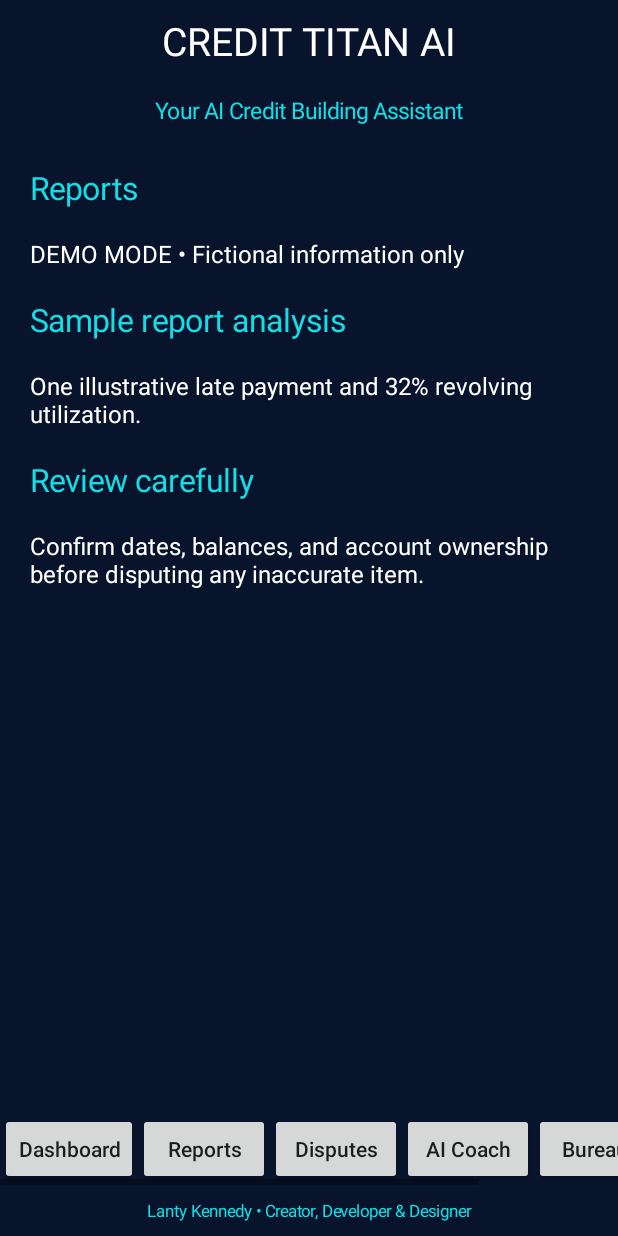
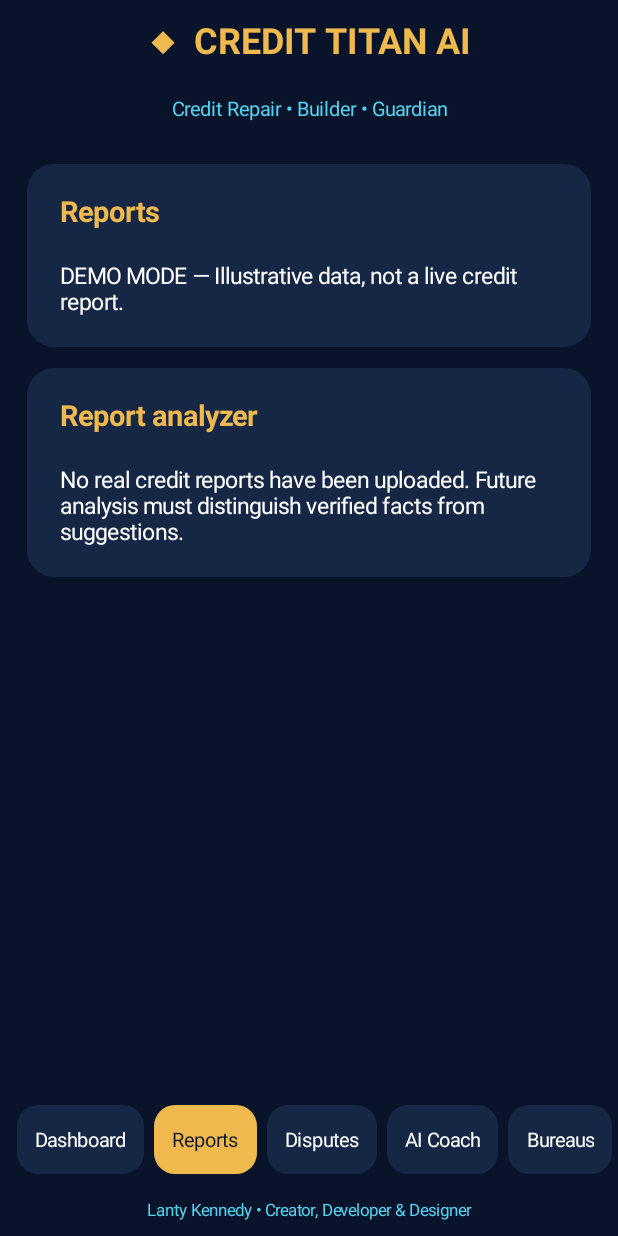
Before and after one commit to TitanCreditbyLantyKennedy/credit-titan-ai-android, an Android app: the screen it shows after launch (MainActivity), after a tap on "Reports", on a phone screen of 412 x 824 dp. Run offline under Robolectric (Android 15) with nearby library versions, the light colour scheme and no system bars; 1 other tap on this screen came first.

Commit message:
Polish demo dashboard and rounded navigation

```diff
--- a/app/src/main/java/com/credittitan/ai/MainActivity.java
+++ b/app/src/main/java/com/credittitan/ai/MainActivity.java
@@ -1,39 +1,56 @@
-
 package com.credittitan.ai;
 
 import android.app.Activity;
 import android.os.Bundle;
 import android.graphics.Color;
+import android.graphics.Typeface;
+import android.graphics.drawable.GradientDrawable;
 import android.view.Gravity;
-import android.view.View;
 import android.widget.*;
 
 public class MainActivity extends Activity {
-    private LinearLayout root, content, nav;
-    private final int navy=Color.rgb(8,20,44), cyan=Color.rgb(20,221,230), white=Color.WHITE;
+    private final int navy=Color.rgb(9,20,42), panel=Color.rgb(22,39,70), cyan=Color.rgb(83,211,240), gold=Color.rgb(240,185,78);
     private final String[] pages={"Dashboard","Reports","Disputes","AI Coach","Bureaus","Progress"};
-    @Override public void onCreate(Bundle state){super.onCreate(state); show("Dashboard");}
-    private TextView label(String text,int size,int color){TextView v=new TextView(this);v.setText(text);v.setTextSize(size);v.setTextColor(color);v.setPadding(12,14,12,14);return v;}
+    private LinearLayout content;
+    @Override public void onCreate(Bundle state){super.onCreate(state);show("Dashboard");}
+    private int dp(int n){return (int)(n*getResources().getDisplayMetrics().density+.5f);}
+    private GradientDrawable shape(int color,int radius){GradientDrawable d=new GradientDrawable();d.setColor(color);d.setCornerRadius(dp(radius));return d;}
+    private TextView text(String value,int size,int color){TextView t=new TextView(this);t.setText(value);t.setTextSize(size);t.setTextColor(color);t.setPadding(dp(12),dp(10),dp(12),dp(10));return t;}
+    private void card(String heading,String body){
+        LinearLayout box=new LinearLayout(this);box.setOrientation(1);box.setPadding(dp(10),dp(8),dp(10),dp(10));box.setBackground(shape(panel,18));
+        TextView h=text(heading,19,gold);h.setTypeface(null,Typeface.BOLD);box.addView(h);
+        box.addView(text(body,15,Color.WHITE));
+        LinearLayout.LayoutParams p=new LinearLayout.LayoutParams(-1,-2);p.setMargins(0,0,0,dp(14));content.addView(box,p);
+    }
     private void show(String page){
-        root=new LinearLayout(this);root.setOrientation(LinearLayout.VERTICAL);root.setBackgroundColor(navy);
-        TextView header=label("CREDIT TITAN AI",26,white);header.setGravity(Gravity.CENTER);root.addView(header);
-        TextView sub=label("Your AI Credit Building Assistant",15,cyan);sub.setGravity(Gravity.CENTER);root.addView(sub);
-        ScrollView scroll=new ScrollView(this);content=new LinearLayout(this);content.setPadding(18,12,18,12);content.setOrientation(LinearLayout.VERTICAL);scroll.addView(content);root.addView(scroll,new LinearLayout.LayoutParams(-1,0,1));
-        section(page);
-        HorizontalScrollView horizontal=new HorizontalScrollView(this);nav=new LinearLayout(this);nav.setOrientation(LinearLayout.HORIZONTAL);
-        for(String p:pages){Button b=new Button(this);b.setText(p);b.setAllCaps(false);b.setOnClickListener(v->show(p));nav.addView(b);}horizontal.addView(nav);root.addView(horizontal);
-        TextView credit=label("Lanty Kennedy • Creator, Developer & Designer",11,cyan);credit.setGravity(Gravity.CENTER);root.addView(credit);setContentView(root);
-    }
-    private void item(String title,String body){TextView t=label(title,21,cyan);content.addView(t);TextView b=label(body,16,white);content.addView(b);}
-    private void section(String page){
-        item(page,"DEMO MODE • Fictional information only");
+        LinearLayout root=new LinearLayout(this);root.setOrientation(1);root.setBackgroundColor(navy);
+        TextView brand=text("◆  CREDIT TITAN AI",24,gold);brand.setGravity(Gravity.CENTER);brand.setTypeface(null,Typeface.BOLD);root.addView(brand);
+        TextView tagline=text("Credit Repair • Builder • Guardian",13,cyan);tagline.setGravity(Gravity.CENTER);root.addView(tagline);
+        ScrollView scroll=new ScrollView(this);scroll.setFillViewport(true);
+        content=new LinearLayout(this);content.setOrientation(1);content.setPadding(dp(18),dp(18),dp(18),dp(8));scroll.addView(content);
+        root.addView(scroll,new LinearLayout.LayoutParams(-1,0,1));
+        card(page,"DEMO MODE — Illustrative data, not a live credit report.");
         switch(page){
-            case "Dashboard":item("Sample credit score: 682","Illustrative score only • No credit bureau connected");item("Your next steps","Review report details, check utilization, and set a payment reminder.");break;
-            case "Reports":item("Sample report analysis","One illustrative late payment and 32% revolving utilization.");item("Review carefully","Confirm dates, balances, and account ownership before disputing any inaccurate item.");break;
-            case "Disputes":item("Dispute tracker","No real disputes submitted. Example status: Draft → Submitted → Response received.");break;
-            case "AI Coach":item("Credit-building guidance","Pay on time, check reports for errors, and consider lowering revolving balances. Guidance is educational, not a live AI service.");break;
-            case "Bureaus":item("Experian • Equifax • TransUnion","Not connected. Monitoring data shown here is a demonstration, not a live credit report.");break;
-            case "Progress":item("Illustrative goal","Reduce revolving utilization below 30% and review all three reports for accuracy.");break;
+            case "Dashboard":
+                card("Sample credit score: 682","This score is fictional and does not update from FICO or any credit bureau.");
+                card("Three-bureau overview","Experian • Equifax • TransUnion\nConnection status: Not connected");
+                card("Credit utilization","Example: 32% • Lower balances may reduce utilization.");break;
+            case "Reports":card("Report analyzer","No real credit reports have been uploaded. Future analysis must distinguish verified facts from suggestions.");break;
+            case "Disputes":card("Dispute center","Draft → Submitted → Response received\nDemonstration workflow only; no disputes have been filed.");break;
+            case "AI Coach":card("Credit education","Review your reports for errors, make payments on time, and manage revolving balances. Live AI is not connected.");break;
+            case "Bureaus":card("Credit bureaus","Experian: Not connected\nEquifax: Not connected\nTransUnion: Not connected");break;
+            case "Progress":card("Illustrative goals","Review all three credit reports. Track balances and payment dates. No real score history is available.");break;
         }
+        HorizontalScrollView navScroll=new HorizontalScrollView(this);navScroll.setHorizontalScrollBarEnabled(false);
+        LinearLayout nav=new LinearLayout(this);nav.setPadding(dp(8),dp(6),dp(8),dp(6));
+        for(String item:pages){
+            TextView tab=text(item,13,item.equals(page)?navy:Color.WHITE);tab.setGravity(Gravity.CENTER);
+            tab.setBackground(shape(item.equals(page)?gold:panel,14));
+            LinearLayout.LayoutParams p=new LinearLayout.LayoutParams(-2,dp(46));p.setMargins(dp(3),0,dp(3),0);nav.addView(tab,p);
+            tab.setOnClickListener(v->show(item));
+        }
+        navScroll.addView(nav);root.addView(navScroll);
+        TextView credit=text("Lanty Kennedy • Creator, Developer & Designer",11,cyan);credit.setGravity(Gravity.CENTER);root.addView(credit);
+        setContentView(root);
     }
 }
```
